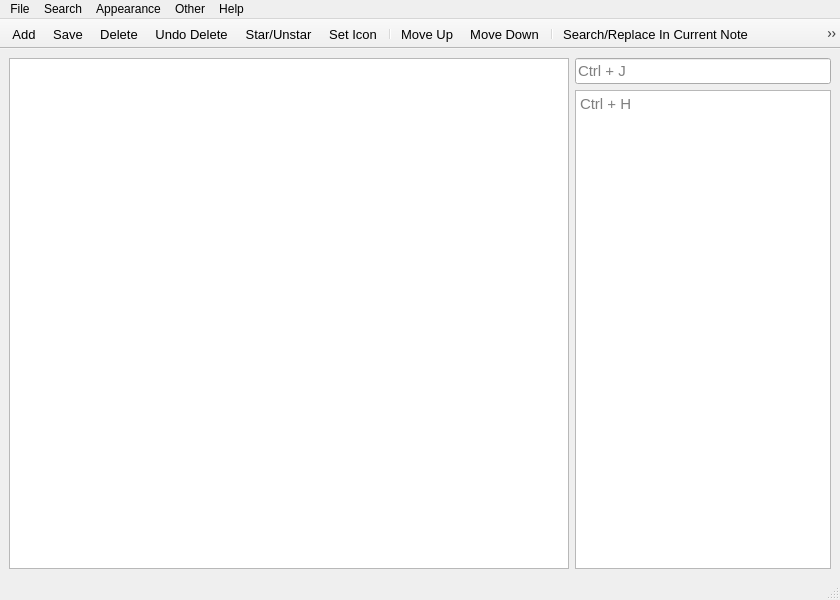
Before: the Qt Designer form treenotes.ui in UnkindledTwo/TreeNotes, drawn with Qt 5.
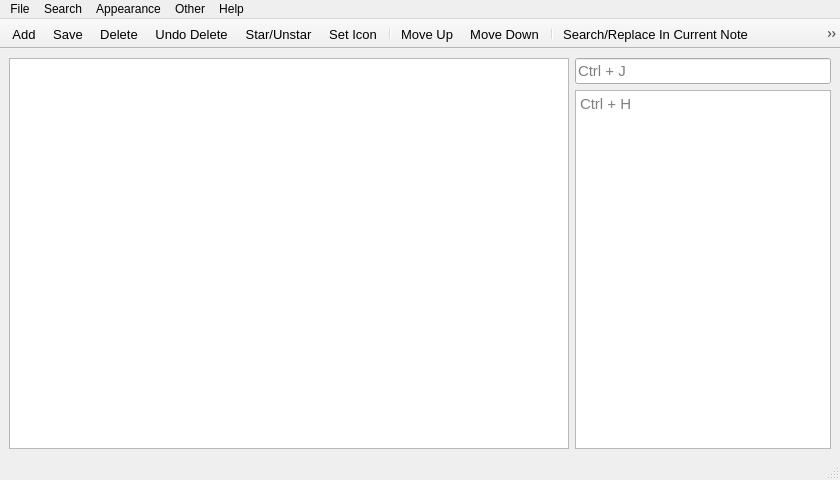
After: the same form once the commit is applied. Icons and pictures are not drawn. Custom widgets are drawn as their Qt base class.

```diff
--- a/treenotes.ui
+++ b/treenotes.ui
@@ -7,7 +7,7 @@
     <x>0</x>
     <y>0</y>
     <width>840</width>
-    <height>600</height>
+    <height>480</height>
    </rect>
   </property>
   <property name="font">
```
